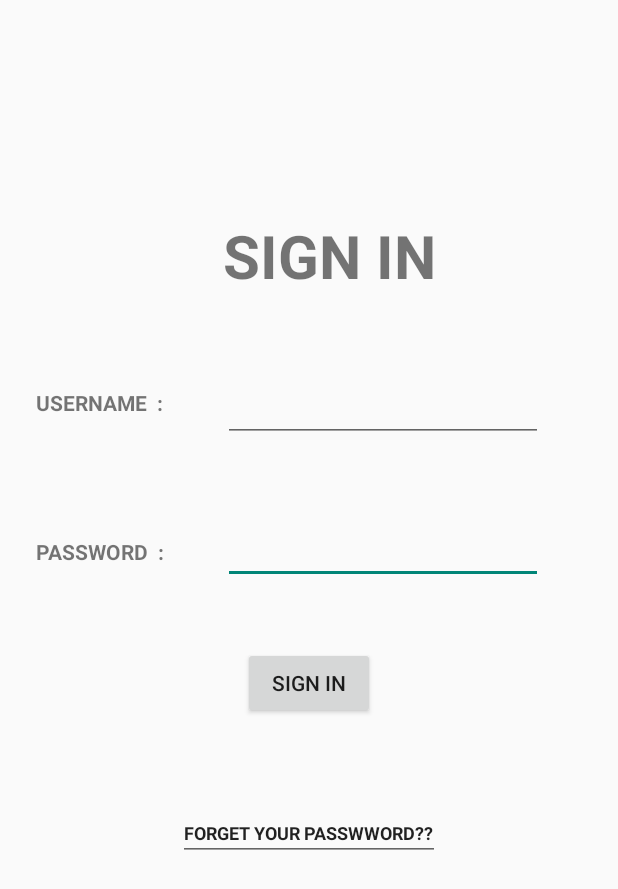
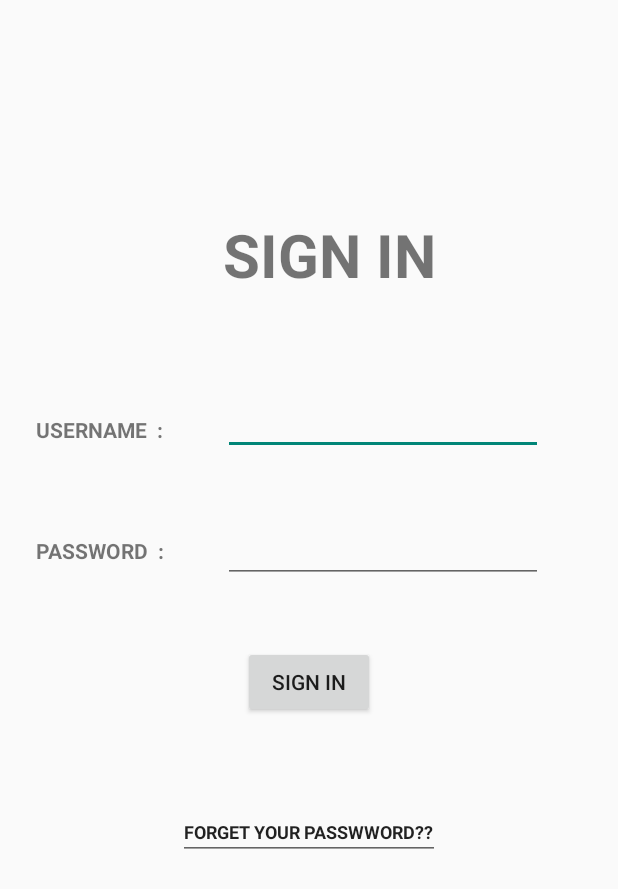
Before and after one commit to TeamPhich/Ddl-mobileapp, an Android app: the layout activity_login.xml on its own in the app's theme, with its tools: preview values and no code run, on a phone screen of 412 x 824 dp. Shown: the top 889 px of the screen. Run offline under Robolectric (Android 15) with nearby library versions, the phone set to English and light mode, and no system bars.

Commit message:
fixbug 2

```diff
--- a/app/src/main/java/com/TeamPhich/deadline/ui/activity_login.kt
+++ b/app/src/main/java/com/TeamPhich/deadline/ui/activity_login.kt
@@ -22,7 +22,7 @@ class activity_login : AppCompatActivity() {
         setContentView(R.layout.activity_login)
         val sharedPreference: SharedPreference = SharedPreference(this)
         butSignin.setOnClickListener {
-            val username = _iUserName.text.toString();
+            val username = _iUsername.text.toString();
             val password = _iPassword.text.toString();
             if (password.isEmpty()) {
                 _iPassWord.error = "Password required"
--- a/app/src/main/res/layout/activity_login.xml
+++ b/app/src/main/res/layout/activity_login.xml
@@ -6,28 +6,39 @@
     android:layout_height="match_parent"
     tools:context=".ui.activity_login">
 
+    <EditText
+        android:id="@+id/_iUsername"
+        android:layout_width="wrap_content"
+        android:layout_height="wrap_content"
+        android:layout_marginTop="258dp"
+        android:layout_marginEnd="26dp"
+        android:ems="10"
+        app:layout_constraintEnd_toEndOf="parent"
+        app:layout_constraintStart_toEndOf="@+id/textView7"
+        app:layout_constraintTop_toTopOf="parent" />
+
     <TextView
         android:id="@+id/textView6"
         android:layout_width="wrap_content"
         android:layout_height="wrap_content"
-        android:layout_marginBottom="52dp"
+        android:layout_marginBottom="61dp"
         android:text="SIGN IN"
         android:textSize="40sp"
         android:textStyle="bold"
-        app:layout_constraintBottom_toTopOf="@+id/_iUserName"
-        app:layout_constraintStart_toStartOf="@+id/_iUserName" />
+        app:layout_constraintBottom_toTopOf="@+id/_iUsername"
+        app:layout_constraintStart_toStartOf="@+id/_iUsername" />
 
     <TextView
         android:id="@+id/textView7"
         android:layout_width="wrap_content"
         android:layout_height="wrap_content"
-        android:layout_marginTop="9dp"
         android:layout_marginEnd="16dp"
+        android:layout_marginBottom="7dp"
         android:text="USERNAME  :"
         android:textStyle="bold"
-        app:layout_constraintEnd_toStartOf="@+id/_iUserName"
-        app:layout_constraintStart_toStartOf="parent"
-        app:layout_constraintTop_toTopOf="@+id/_iUserName" />
+        app:layout_constraintBottom_toBottomOf="@+id/_iUsername"
+        app:layout_constraintEnd_toStartOf="@+id/_iUsername"
+        app:layout_constraintStart_toStartOf="parent" />
 
     <TextView
         android:id="@+id/textView8"
@@ -44,26 +55,13 @@
         android:id="@+id/_iPassword"
         android:layout_width="wrap_content"
         android:layout_height="wrap_content"
-        android:layout_marginTop="49dp"
+        android:layout_marginTop="40dp"
         android:layout_marginEnd="26dp"
         android:ems="10"
         android:inputType="textPassword"
         app:layout_constraintEnd_toEndOf="parent"
         app:layout_constraintStart_toEndOf="@+id/textView8"
-        app:layout_constraintTop_toBottomOf="@+id/_iUserName" />
-
-    <EditText
-        android:id="@+id/_iUserName"
-        android:layout_width="wrap_content"
-        android:layout_height="wrap_content"
-        android:layout_marginTop="249dp"
-        android:layout_marginEnd="26dp"
-        android:ems="10"
-        android:gravity="start|top"
-        android:inputType="textMultiLine"
-        app:layout_constraintEnd_toEndOf="parent"
-        app:layout_constraintStart_toEndOf="@+id/textView7"
-        app:layout_constraintTop_toTopOf="parent" />
+        app:layout_constraintTop_toBottomOf="@+id/_iUsername" />
 
     <Button
         android:id="@+id/butSignin"
```
Also changed, not shown: app/src/main/java/com/TeamPhich/deadline/ui/dashboard/dashboard.kt (+2 -8 lines), app/src/main/java/com/TeamPhich/deadline/ui/singup_activity.kt (+7 -2 lines), app/src/main/res/layout/activity_main.xml (+14 -3 lines).
